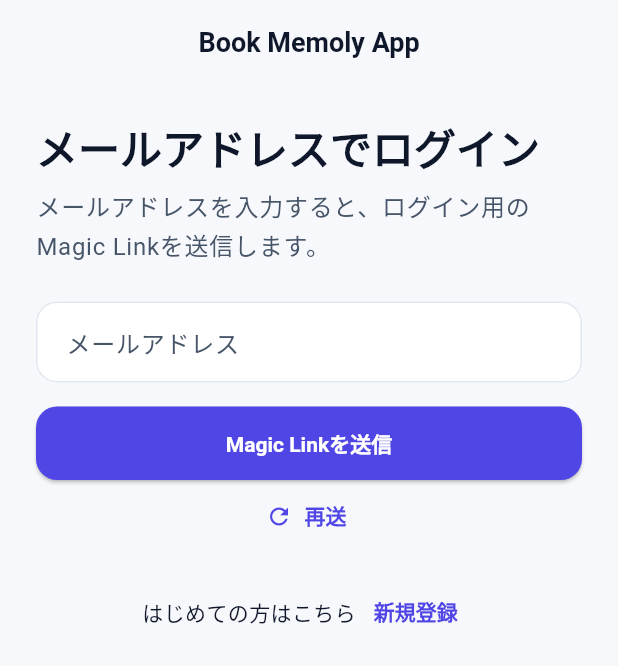
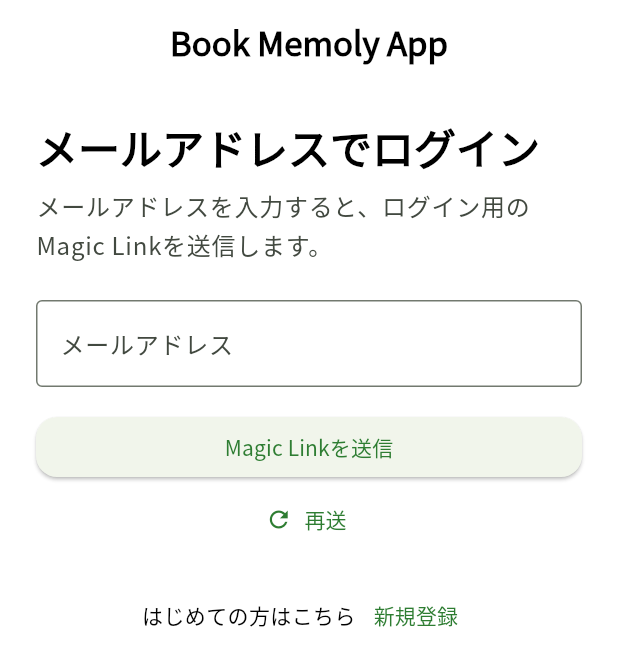
Before and after one commit to sekinet813/book-memoly-app, a Flutter app: the screen it shows after launch, on a phone screen of 412 x 824 dp. Shown: the top 666 px of the screen. Run offline on Flutter 3.47's test engine with Material 3 defaults, Android fonts, the phone set to English and light mode, and no system bars; our stand-ins replace dio, drift, flex_color_scheme, freezed_annotation, go_router, google_fonts and 3 more; accounts and stored records are empty; generated files the repository leaves out were written again; statements that could not run were skipped.

Commit message:
Introduce Material 3 FlexColorScheme theme

```diff
--- /dev/null
+++ b/lib/core/theme/color_schemes.dart
@@ -0,0 +1,36 @@
+import 'package:flex_color_scheme/flex_color_scheme.dart';
+import 'package:flutter/material.dart';
+
+const FlexSchemeColor _lightScheme = FlexSchemeColor(
+  primary: Color(0xFF2E7D32),
+  primaryContainer: Color(0xFFA5D6A7),
+  secondary: Color(0xFF33691E),
+  secondaryContainer: Color(0xFFCEEAB0),
+  tertiary: Color(0xFF00897B),
+  tertiaryContainer: Color(0xFFA7FFEB),
+  appBarColor: Color(0xFF2E7D32),
+  error: Color(0xFFBA1A1A),
+);
+
+const FlexSchemeColor _darkScheme = FlexSchemeColor(
+  primary: Color(0xFF81C784),
+  primaryContainer: Color(0xFF1B5E20),
+  secondary: Color(0xFF9CCC65),
+  secondaryContainer: Color(0xFF2E7D32),
+  tertiary: Color(0xFF4DB6AC),
+  tertiaryContainer: Color(0xFF0D3B1A),
+  appBarColor: Color(0xFF1B5E20),
+  error: Color(0xFFF2B8B5),
+);
+
+final ColorScheme lightColorScheme = FlexColorScheme.light(
+  colors: _lightScheme,
+  surfaceMode: FlexSurfaceMode.levelSurfacesLowScaffold,
+  blendLevel: 9,
+).toScheme.copyWith(brightness: Brightness.light);
+
+final ColorScheme darkColorScheme = FlexColorScheme.dark(
+  colors: _darkScheme,
+  surfaceMode: FlexSurfaceMode.levelSurfacesLowScaffold,
+  blendLevel: 15,
+).toScheme.copyWith(brightness: Brightness.dark);
--- /dev/null
+++ b/lib/core/theme/theme.dart
@@ -0,0 +1,52 @@
+import 'package:flex_color_scheme/flex_color_scheme.dart';
+import 'package:flutter/material.dart';
+
+import 'color_schemes.dart';
+import 'typography.dart';
+
+class AppTheme {
+  static const _subThemes = FlexSubThemesData(
+    defaultRadius: 14,
+    appBarBackgroundSchemeColor: SchemeColor.primaryContainer,
+    appBarForegroundSchemeColor: SchemeColor.onPrimaryContainer,
+    appBarCenterTitle: true,
+    appBarScrolledUnderElevation: 0,
+    elevatedButtonSchemeColor: SchemeColor.primary,
+    elevatedButtonSecondarySchemeColor: SchemeColor.onPrimary,
+    outlinedButtonSchemeColor: SchemeColor.primary,
+    outlinedButtonOutlineSchemeColor: SchemeColor.primary,
+    outlinedButtonBorderWidth: 1.4,
+    cardRadius: 14,
+    cardElevation: 2,
+    inputDecoratorBorderType: FlexInputBorderType.outline,
+    inputDecoratorSchemeColor: SchemeColor.primary,
+    inputDecoratorUnfocusedHasBorder: true,
+    inputDecoratorRadius: 14,
+    navigationBarHeight: 72,
+    navigationBarIndicatorSchemeColor: SchemeColor.primaryContainer,
+    navigationBarSelectedIconSchemeColor: SchemeColor.onPrimaryContainer,
+    navigationBarUnselectedIconSchemeColor: SchemeColor.onSurfaceVariant,
+    navigationBarSelectedLabelSchemeColor: SchemeColor.onPrimaryContainer,
+    navigationBarUnselectedLabelSchemeColor: SchemeColor.onSurfaceVariant,
+    navigationBarMutedUnselectedIcon: true,
+    navigationBarOpacity: 0.95,
+  );
+
+  static ThemeData get lightTheme => FlexThemeData.light(
+        colorScheme: lightColorScheme,
+        useMaterial3: true,
+        textTheme: lightTextTheme(),
+        fontFamily: primaryFontFamily,
+        subThemesData: _subThemes,
+        visualDensity: VisualDensity.adaptivePlatformDensity,
+      );
+
+  static ThemeData get darkTheme => FlexThemeData.dark(
+        colorScheme: darkColorScheme,
+        useMaterial3: true,
+        textTheme: darkTextTheme(),
+        fontFamily: primaryFontFamily,
+        subThemesData: _subThemes,
+        visualDensity: VisualDensity.adaptivePlatformDensity,
+      );
+}
--- /dev/null
+++ b/lib/core/theme/typography.dart
@@ -0,0 +1,31 @@
+import 'package:flutter/material.dart';
+import 'package:google_fonts/google_fonts.dart';
+
+final String primaryFontFamily = GoogleFonts.notoSansJp().fontFamily!;
+
+TextTheme _baseTextTheme(Brightness brightness) {
+  final material2021 = Typography.material2021();
+  return brightness == Brightness.dark ? material2021.white : material2021.black;
+}
+
+TextTheme _applyJapaneseFont(TextTheme base) {
+  final notoSans = GoogleFonts.notoSansJpTextTheme(base);
+  return notoSans.copyWith(
+    displayLarge: notoSans.displayLarge?.copyWith(fontWeight: FontWeight.w700),
+    displayMedium: notoSans.displayMedium?.copyWith(fontWeight: FontWeight.w700),
+    displaySmall: notoSans.displaySmall?.copyWith(fontWeight: FontWeight.w700),
+    headlineLarge: notoSans.headlineLarge?.copyWith(fontWeight: FontWeight.w700),
+    headlineMedium: notoSans.headlineMedium?.copyWith(fontWeight: FontWeight.w700),
+    headlineSmall: notoSans.headlineSmall?.copyWith(fontWeight: FontWeight.w700),
+    titleLarge: notoSans.titleLarge?.copyWith(fontWeight: FontWeight.w600),
+    titleMedium: notoSans.titleMedium?.copyWith(fontWeight: FontWeight.w600),
+    titleSmall: notoSans.titleSmall?.copyWith(fontWeight: FontWeight.w600),
+    bodyLarge: notoSans.bodyLarge?.copyWith(height: 1.6),
+    bodyMedium: notoSans.bodyMedium?.copyWith(height: 1.6),
+    bodySmall: notoSans.bodySmall?.copyWith(height: 1.6),
+  );
+}
+
+TextTheme lightTextTheme() => _applyJapaneseFont(_baseTextTheme(Brightness.light));
+
+TextTheme darkTextTheme() => _applyJapaneseFont(_baseTextTheme(Brightness.dark));
--- a/lib/main.dart
+++ b/lib/main.dart
@@ -3,7 +3,7 @@ import 'package:hooks_riverpod/hooks_riverpod.dart';
 
 import 'core/routing/app_router.dart';
 import 'core/services/supabase_service.dart';
-import 'shared/theme/app_theme.dart';
+import 'core/theme/theme.dart';
 
 Future<void> main() async {
   WidgetsFlutterBinding.ensureInitialized();
--- a/lib/shared/theme/app_colors.dart
+++ /dev/null
@@ -1,19 +0,0 @@
-import 'package:flutter/material.dart';
-
-class AppColors {
-  static const Color primary = Color(0xFF4F46E5);
-  static const Color secondary = Color(0xFF06B6D4);
-  static const Color accent = Color(0xFFF59E0B);
-
-  static const Color surface = Color(0xFFF7F8FB);
-  static const Color card = Colors.white;
-  static const Color textPrimary = Color(0xFF0F172A);
-  static const Color textSecondary = Color(0xFF475569);
-  static const Color border = Color(0xFFE2E8F0);
-
-  static const Color darkSurface = Color(0xFF0B1221);
-  static const Color darkCard = Color(0xFF111827);
-  static const Color darkTextPrimary = Color(0xFFF8FAFC);
-  static const Color darkTextSecondary = Color(0xFFCBD5E1);
-  static const Color darkBorder = Color(0xFF1F2937);
-}
--- a/lib/shared/theme/app_theme.dart
+++ /dev/null
@@ -1,224 +0,0 @@
-import 'package:flutter/material.dart';
-
-import 'app_colors.dart';
-import 'app_typography.dart';
-
-class AppTheme {
-  static ThemeData get lightTheme {
-    final base = ThemeData(useMaterial3: true);
-
-    return base.copyWith(
-      colorScheme: const ColorScheme.light(
-        primary: AppColors.primary,
-        secondary: AppColors.secondary,
-        tertiary: AppColors.accent,
-        surface: AppColors.surface,
-        surfaceVariant: AppColors.card,
-        background: AppColors.surface,
-        onPrimary: Colors.white,
-        onSecondary: Colors.white,
-        onTertiary: Colors.white,
-        onSurface: AppColors.textPrimary,
-        onSurfaceVariant: AppColors.textSecondary,
-      ),
-      scaffoldBackgroundColor: AppColors.surface,
-      textTheme: AppTypography.textTheme.apply(
-        bodyColor: AppColors.textPrimary,
-        displayColor: AppColors.textPrimary,
-      ),
-      appBarTheme: const AppBarTheme(
-        backgroundColor: Colors.transparent,
-        elevation: 0,
-        centerTitle: true,
-        foregroundColor: AppColors.textPrimary,
-        titleTextStyle: TextStyle(
-          fontSize: 18,
-          fontWeight: FontWeight.w700,
-          color: AppColors.textPrimary,
-        ),
-      ),
-      cardTheme: CardThemeData(
-        color: AppColors.card,
-        elevation: 0,
-        margin: EdgeInsets.zero,
-        shape: RoundedRectangleBorder(
-          borderRadius: BorderRadius.circular(16),
-          side: const BorderSide(color: AppColors.border),
-        ),
-        surfaceTintColor: Colors.white,
-      ),
-      inputDecorationTheme: InputDecorationTheme(
-        filled: true,
-        fillColor: Colors.white,
-        labelStyle: const TextStyle(color: AppColors.textSecondary),
-        hintStyle: const TextStyle(color: AppColors.textSecondary),
-        enabledBorder: OutlineInputBorder(
-          borderSide: const BorderSide(color: AppColors.border),
-          borderRadius: BorderRadius.circular(14),
-        ),
-        focusedBorder: OutlineInputBorder(
-          borderSide: const BorderSide(color: AppColors.primary, width: 2),
-          borderRadius: BorderRadius.circular(14),
-        ),
-        border: OutlineInputBorder(
-          borderSide: const BorderSide(color: AppColors.border),
-          borderRadius: BorderRadius.circular(14),
-        ),
-        contentPadding:
-            const EdgeInsets.symmetric(horizontal: 16, vertical: 14),
-      ),
-      elevatedButtonTheme: ElevatedButtonThemeData(
-        style: ElevatedButton.styleFrom(
-          backgroundColor: AppColors.primary,
-          foregroundColor: Colors.white,
-          padding: const EdgeInsets.symmetric(horizontal: 16, vertical: 14),
-          shape: RoundedRectangleBorder(
-            borderRadius: BorderRadius.circular(14),
-          ),
-          textStyle: AppTypography.textTheme.labelLarge,
-        ),
-      ),
-      outlinedButtonTheme: OutlinedButtonThemeData(
-        style: OutlinedButton.styleFrom(
-          foregroundColor: AppColors.textPrimary,
-          side: const BorderSide(color: AppColors.border),
-          padding: const EdgeInsets.symmetric(horizontal: 16, vertical: 14),
-          shape: RoundedRectangleBorder(
-            borderRadius: BorderRadius.circular(14),
-          ),
-          textStyle: AppTypography.textTheme.labelLarge,
-        ),
-      ),
-      textButtonTheme: TextButtonThemeData(
-        style: TextButton.styleFrom(
-          foregroundColor: AppColors.primary,
-          textStyle: AppTypography.textTheme.labelLarge,
-        ),
-      ),
-      chipTheme: ChipThemeData(
-        backgroundColor: AppColors.surface,
-        labelStyle: const TextStyle(color: AppColors.textPrimary),
-        padding: const EdgeInsets.symmetric(horizontal: 12, vertical: 8),
-        shape: RoundedRectangleBorder(
-          borderRadius: BorderRadius.circular(12),
-          side: const BorderSide(color: AppColors.border),
-        ),
-      ),
-      tabBarTheme: const TabBarThemeData(
-        labelColor: AppColors.primary,
-        unselectedLabelColor: AppColors.textSecondary,
-        indicatorColor: AppColors.primary,
-        labelStyle: TextStyle(fontWeight: FontWeight.w700),
-      ),
-    );
-  }
-
-  static ThemeData get darkTheme {
-    final base = ThemeData(useMaterial3: true);
-
-    return base.copyWith(
-      colorScheme: const ColorScheme.dark(
-        primary: AppColors.primary,
-        secondary: AppColors.secondary,
-        tertiary: AppColors.accent,
-        surface: AppColors.darkSurface,
-        surfaceVariant: AppColors.darkCard,
-        background: AppColors.darkSurface,
-        onPrimary: Colors.white,
-        onSecondary: Colors.white,
-        onTertiary: Colors.white,
-        onSurface: AppColors.darkTextPrimary,
-        onSurfaceVariant: AppColors.darkTextSecondary,
-      ),
-      scaffoldBackgroundColor: AppColors.darkSurface,
-      textTheme: AppTypography.textTheme.apply(
-        bodyColor: AppColors.darkTextPrimary,
-        displayColor: AppColors.darkTextPrimary,
-      ),
-      appBarTheme: const AppBarTheme(
-        backgroundColor: Colors.transparent,
-        elevation: 0,
-        centerTitle: true,
-        foregroundColor: AppColors.darkTextPrimary,
-        titleTextStyle: TextStyle(
-          fontSize: 18,
-          fontWeight: FontWeight.w700,
-          color: AppColors.darkTextPrimary,
-        ),
-      ),
-      cardTheme: CardThemeData(
-        color: AppColors.darkCard,
-        elevation: 0,
-        margin: EdgeInsets.zero,
-        shape: RoundedRectangleBorder(
-          borderRadius: BorderRadius.circular(16),
-          side: const BorderSide(color: AppColors.darkBorder),
-        ),
-        surfaceTintColor: AppColors.darkCard,
-      ),
-      inputDecorationTheme: InputDecorationTheme(
-        filled: true,
-        fillColor: AppColors.darkCard,
-        labelStyle: const TextStyle(color: AppColors.darkTextSecondary),
-        hintStyle: const TextStyle(color: AppColors.darkTextSecondary),
-        enabledBorder: OutlineInputBorder(
-          borderSide: const BorderSide(color: AppColors.darkBorder),
-          borderRadius: BorderRadius.circular(14),
-        ),
-        focusedBorder: OutlineInputBorder(
-          borderSide: const BorderSide(color: AppColors.primary, width: 2),
-          borderRadius: BorderRadius.circular(14),
-        ),
-        border: OutlineInputBorder(
-          borderSide: const BorderSide(color: AppColors.darkBorder),
-          borderRadius: BorderRadius.circular(14),
-        ),
-        contentPadding:
-            const EdgeInsets.symmetric(horizontal: 16, vertical: 14),
-      ),
-      elevatedButtonTheme: ElevatedButtonThemeData(
-        style: ElevatedButton.styleFrom(
-          backgroundColor: AppColors.primary,
-          foregroundColor: Colors.white,
-          padding: const EdgeInsets.symmetric(horizontal: 16, vertical: 14),
-          shape: RoundedRectangleBorder(
-            borderRadius: BorderRadius.circular(14),
-          ),
-          textStyle: AppTypography.textTheme.labelLarge,
-        ),
-      ),
-      outlinedButtonTheme: OutlinedButtonThemeData(
-        style: OutlinedButton.styleFrom(
-          foregroundColor: AppColors.darkTextPrimary,
-          side: const BorderSide(color: AppColors.darkBorder),
-          padding: const EdgeInsets.symmetric(horizontal: 16, vertical: 14),
-          shape: RoundedRectangleBorder(
-            borderRadius: BorderRadius.circular(14),
-          ),
-          textStyle: AppTypography.textTheme.labelLarge,
-        ),
-      ),
-      textButtonTheme: TextButtonThemeData(
-        style: TextButton.styleFrom(
-          foregroundColor: AppColors.primary,
-          textStyle: AppTypography.textTheme.labelLarge,
-        ),
-      ),
-      chipTheme: ChipThemeData(
-        backgroundColor: AppColors.darkCard,
-        labelStyle: const TextStyle(color: AppColors.darkTextPrimary),
-        padding: const EdgeInsets.symmetric(horizontal: 12, vertical: 8),
-        shape: RoundedRectangleBorder(
-          borderRadius: BorderRadius.circular(12),
-          side: const BorderSide(color: AppColors.darkBorder),
-        ),
-      ),
-      tabBarTheme: const TabBarThemeData(
-        labelColor: AppColors.primary,
-        unselectedLabelColor: AppColors.darkTextSecondary,
-        indicatorColor: AppColors.primary,
-        labelStyle: TextStyle(fontWeight: FontWeight.w700),
-      ),
-    );
-  }
-}
--- a/lib/shared/theme/app_typography.dart
+++ /dev/null
@@ -1,21 +0,0 @@
-import 'package:flutter/material.dart';
-
-class AppTypography {
-  static const TextTheme textTheme = TextTheme(
-    displayLarge: TextStyle(fontSize: 48, fontWeight: FontWeight.w700),
-    displayMedium: TextStyle(fontSize: 40, fontWeight: FontWeight.w700),
-    displaySmall: TextStyle(fontSize: 36, fontWeight: FontWeight.w700),
-    headlineLarge: TextStyle(fontSize: 32, fontWeight: FontWeight.w700),
-    headlineMedium: TextStyle(fontSize: 28, fontWeight: FontWeight.w700),
-    headlineSmall: TextStyle(fontSize: 24, fontWeight: FontWeight.w700),
-    titleLarge: TextStyle(fontSize: 22, fontWeight: FontWeight.w600),
-    titleMedium: TextStyle(fontSize: 18, fontWeight: FontWeight.w600),
-    titleSmall: TextStyle(fontSize: 16, fontWeight: FontWeight.w600),
-    bodyLarge: TextStyle(fontSize: 16, fontWeight: FontWeight.w400, height: 1.6),
-    bodyMedium: TextStyle(fontSize: 14, fontWeight: FontWeight.w400, height: 1.6),
-    bodySmall: TextStyle(fontSize: 12, fontWeight: FontWeight.w400, height: 1.6),
-    labelLarge: TextStyle(fontSize: 14, fontWeight: FontWeight.w600),
-    labelMedium: TextStyle(fontSize: 12, fontWeight: FontWeight.w600),
-    labelSmall: TextStyle(fontSize: 11, fontWeight: FontWeight.w600),
-  );
-}
--- a/pubspec.yaml
+++ b/pubspec.yaml
@@ -9,6 +9,10 @@ environment:
 dependencies:
   flutter:
     sdk: flutter
+
+  # Theming
+  flex_color_scheme: ^7.3.1
+  google_fonts: ^6.2.1
 
   # State Management
   flutter_riverpod: ^2.5.1
```
